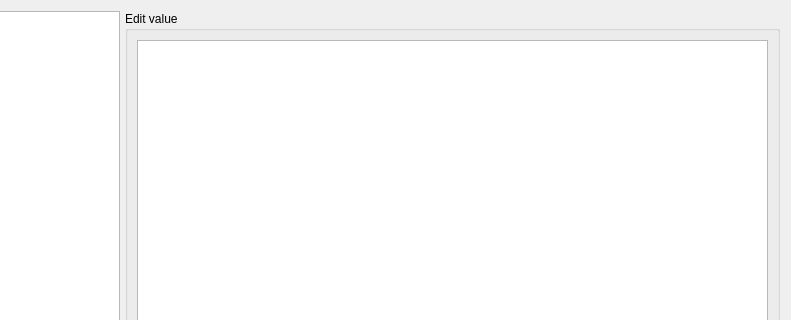
Above: src/ui_editor.ui from nextgis/qgis_metatools before the change; both pictures show x 489 to 1280 and y 0 to 320 of the 1280 by 800 pixel window. Below: the same form after it.
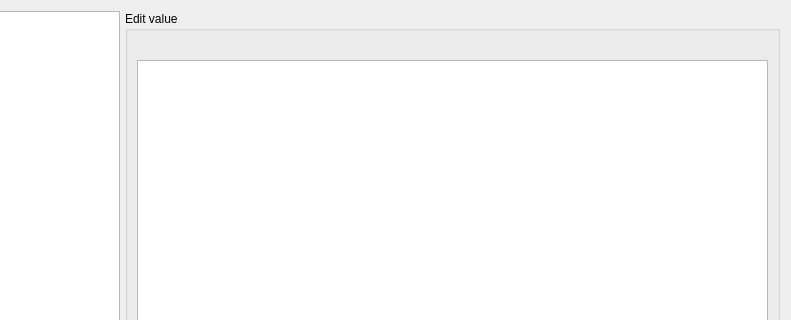
That is the form after the change.

Commit message: First worked version of editor. Added utf-8 support.

```diff
--- a/src/ui_editor.ui
+++ b/src/ui_editor.ui
@@ -39,7 +39,17 @@
       </property>
       <layout class="QVBoxLayout" name="verticalLayout_2">
        <item>
-        <widget class="QTextEdit" name="textEdit"/>
+        <widget class="QLabel" name="nodePathLabel">
+         <property name="text">
+          <string/>
+         </property>
+         <property name="wordWrap">
+          <bool>true</bool>
+         </property>
+        </widget>
+       </item>
+       <item>
+        <widget class="QTextEdit" name="valueTextEdit"/>
        </item>
        <item>
         <widget class="QDialogButtonBox" name="valueButtonBox">
```
Left out of the diff: 35 changed lines with no effect on the pictures. The commit also changes 5 other files.
